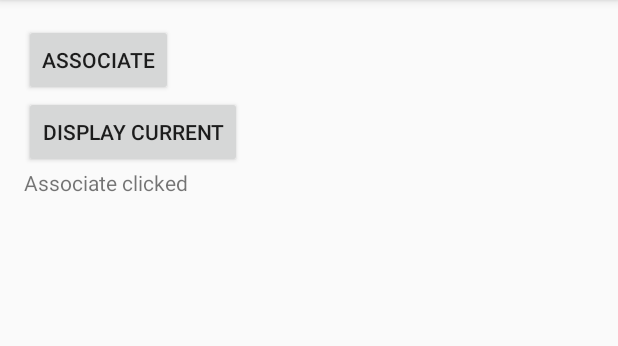
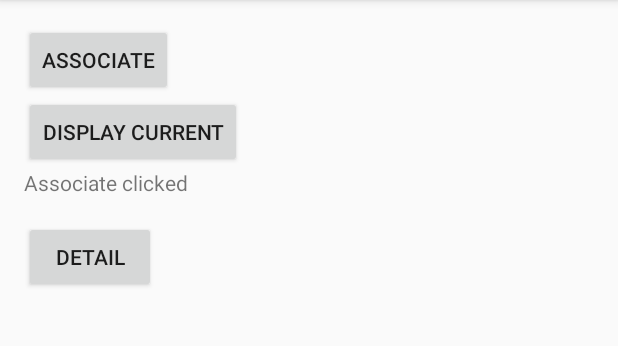
Before and after one commit to adamiltone/iem-qcode-4-11-2016, an Android app: the screen it shows after launch (MainActivity), after a tap on "ASSOCIATE", on a phone screen of 412 x 824 dp, the part 84-430 px from its top. Run offline under Robolectric (Android 15) with nearby library versions, the phone set to English and light mode, and no system bars; our stand-ins replace ButterKnife.

Commit message:
[FEAT] 1.4 questions done

```diff
--- a/app/src/main/AndroidManifest.xml
+++ b/app/src/main/AndroidManifest.xml
@@ -15,6 +15,9 @@
                 <category android:name="android.intent.category.LAUNCHER" />
             </intent-filter>
         </activity>
+        <activity android:name=".DetailActivity">
+        </activity>
+
     </application>
 
 </manifest>
--- a/app/src/main/java/com/amiltone/td_iem_411/MainActivity.java
+++ b/app/src/main/java/com/amiltone/td_iem_411/MainActivity.java
@@ -1,5 +1,6 @@
 package com.amiltone.td_iem_411;
 
+import android.content.Intent;
 import android.support.v7.app.AppCompatActivity;
 import android.os.Bundle;
 import android.widget.Button;
@@ -26,7 +27,8 @@ public class MainActivity extends AppCompatActivity {
 
     @OnClick(R.id.activity_main_button_detail)
     public void actionDetail(Button button) {
-        updateContent("Detail clicked");
+        Intent intent = new Intent(this, DetailActivity.class);
+        startActivity(intent);
     }
 
     @OnClick(R.id.activity_main_button_retrieve)
--- a/app/src/main/res/layout/activity_main.xml
+++ b/app/src/main/res/layout/activity_main.xml
@@ -26,4 +26,12 @@
         android:id="@+id/activity_main_tv_content"
         android:layout_width="wrap_content"
         android:layout_height="wrap_content" />
+
+    <Button
+        android:id="@+id/activity_main_button_detail"
+        android:layout_width="wrap_content"
+        android:layout_height="wrap_content"
+        android:layout_marginTop="@dimen/activity_horizontal_margin"
+        android:text="@string/button_label_detail"/>
+
 </LinearLayout>
--- a/app/src/main/res/values/strings.xml
+++ b/app/src/main/res/values/strings.xml
@@ -3,4 +3,5 @@
     <string name="button_label_associate">Associate</string>
     <string name="button_label_detail">Detail</string>
     <string name="button_label_retrieve">Display current</string>
+    <string name="button_label_history">Show history</string>
 </resources>
```
Also changed, not shown: app/src/main/java/com/amiltone/td_iem_411/DetailActivity.java (added, +37 -0 lines), app/src/main/res/layout/activity_detail.xml (added, +22 -0 lines).
